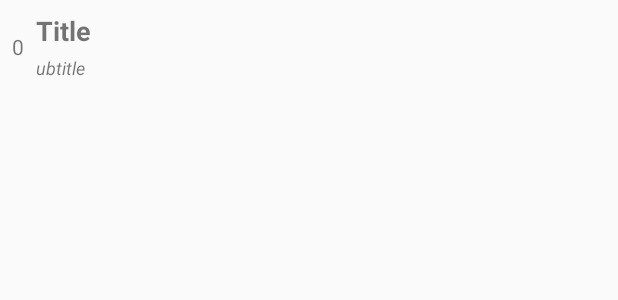
After one commit to kgmyshin/recyclerview-selection-sample, an Android app: the layout view_item.xml on its own in the app's theme, with its tools: preview values and no code run, on a phone screen of 412 x 824 dp. The commit adds this screen. Shown: the top 300 px of the screen. Run offline under Robolectric (Android 15) with nearby library versions, the phone set to English and light mode, and no system bars.

Commit message:
add recycler view

```diff
--- a/app/build.gradle
+++ b/app/build.gradle
@@ -1,8 +1,8 @@
 apply plugin: 'com.android.application'
 
 apply plugin: 'kotlin-android'
-
 apply plugin: 'kotlin-android-extensions'
+apply plugin: 'kotlin-kapt'
 
 android {
     compileSdkVersion 'android-P'
@@ -20,6 +20,9 @@ android {
             proguardFiles getDefaultProguardFile('proguard-android.txt'), 'proguard-rules.pro'
         }
     }
+    dataBinding {
+        enabled = true
+    }
 }
 
 dependencies {
@@ -32,4 +35,5 @@ dependencies {
     testImplementation 'junit:junit:4.12'
     androidTestImplementation 'com.android.support.test:runner:1.0.1'
     androidTestImplementation 'com.android.support.test.espresso:espresso-core:3.0.1'
+    kapt 'com.android.databinding:compiler:3.2.0-alpha05'
 }
--- /dev/null
+++ b/app/src/main/res/layout/view_item.xml
@@ -0,0 +1,56 @@
+<?xml version="1.0" encoding="utf-8"?>
+<layout xmlns:android="http://schemas.android.com/apk/res/android"
+    xmlns:app="http://schemas.android.com/apk/res-auto"
+    xmlns:tools="http://schemas.android.com/tools">
+
+    <data>
+
+        <variable
+            name="item"
+            type="com.kgmyshin.recyclerview.selection.sample.Item" />
+
+    </data>
+
+    <android.support.constraint.ConstraintLayout
+        android:layout_width="match_parent"
+        android:layout_height="wrap_content"
+        android:padding="8dp">
+
+        <TextView
+            android:id="@+id/no_text_view"
+            android:layout_width="wrap_content"
+            android:layout_height="wrap_content"
+            android:text="@{String.valueOf(item.id)}"
+            app:layout_constraintBottom_toBottomOf="parent"
+            app:layout_constraintStart_toStartOf="parent"
+            app:layout_constraintTop_toTopOf="parent"
+            tools:text="0" />
+
+        <TextView
+            android:id="@+id/title_text_view"
+            android:layout_width="wrap_content"
+            android:layout_height="wrap_content"
+            android:layout_marginStart="8dp"
+            android:layout_marginLeft="8dp"
+            android:text="@{item.title}"
+            android:textSize="18sp"
+            android:textStyle="bold"
+            app:layout_constraintStart_toEndOf="@+id/no_text_view"
+            app:layout_constraintTop_toTopOf="parent"
+            tools:text="Title" />
+
+        <TextView
+            android:id="@+id/sub_title_text_view"
+            android:layout_width="wrap_content"
+            android:layout_height="wrap_content"
+            android:layout_marginStart="8dp"
+            android:layout_marginLeft="8dp"
+            android:layout_marginTop="4dp"
+            android:text="@{item.subTitle}"
+            android:textSize="12sp"
+            android:textStyle="italic"
+            app:layout_constraintStart_toEndOf="@+id/no_text_view"
+            app:layout_constraintTop_toBottomOf="@+id/title_text_view"
+            tools:text="ubtitle" />
+    </android.support.constraint.ConstraintLayout>
+</layout>
--- a/gradle.properties
+++ b/gradle.properties
@@ -11,3 +11,5 @@ org.gradle.jvmargs=-Xmx1536m
 # This option should only be used with decoupled projects. More details, visit
 # http://www.gradle.org/docs/current/userguide/multi_project_builds.html#sec:decoupled_projects
 # org.gradle.parallel=true
+android.databinding.enableV2=true
+android.enableR8=true
```
Also changed, not shown: app/src/main/java/com/kgmyshin/recyclerview/selection/sample/Item.kt (added, +7 -0 lines), app/src/main/java/com/kgmyshin/recyclerview/selection/sample/ItemAdapter.kt (added, +33 -0 lines), app/src/main/java/com/kgmyshin/recyclerview/selection/sample/ItemViewHolder.kt (added, +31 -0 lines), app/src/main/java/com/kgmyshin/recyclerview/selection/sample/MainActivity.kt (+21 -1 lines), app/src/main/res/layout/activity_main.xml (+11 -16 lines).
